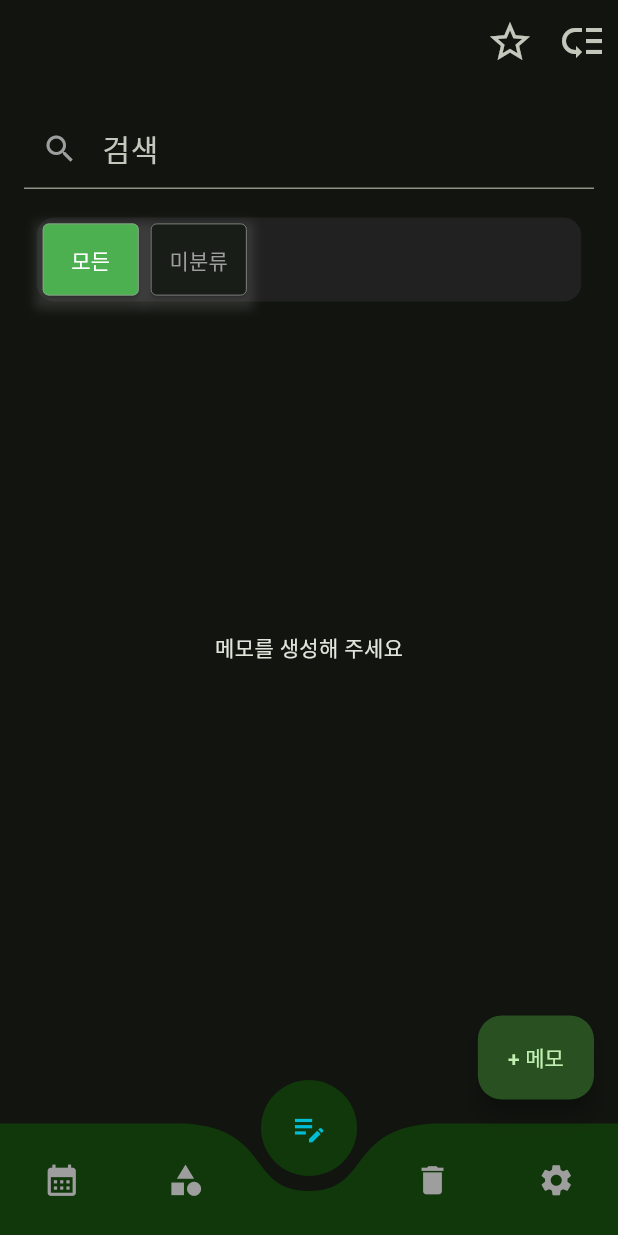
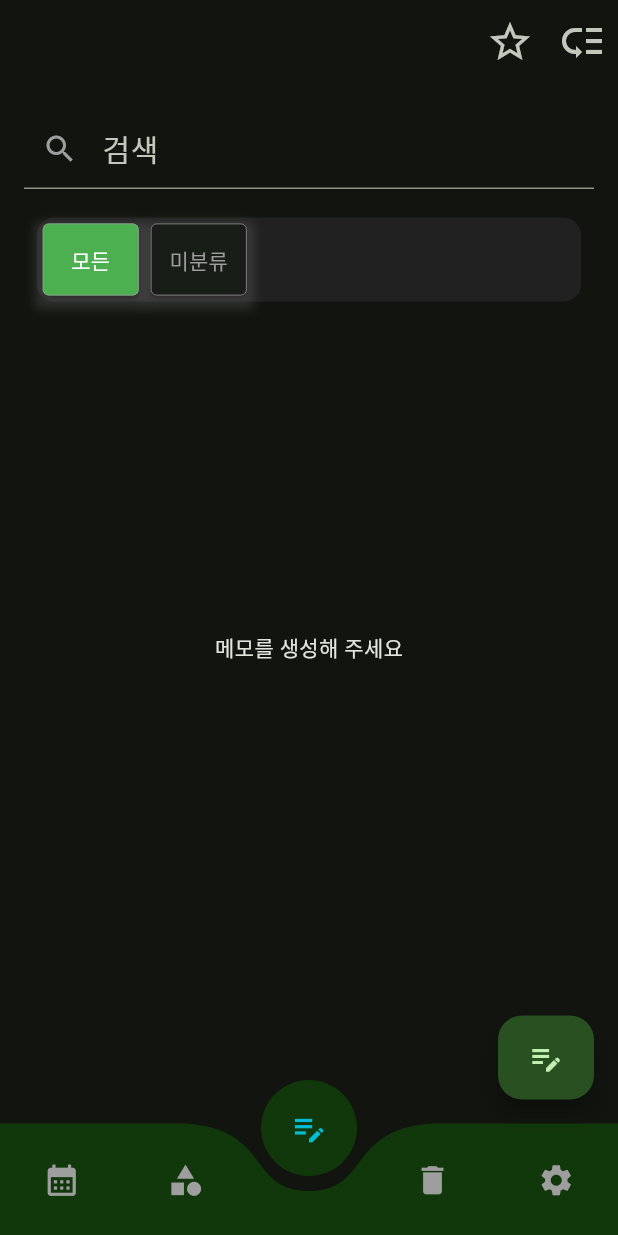
Before and after one commit to MinJaehyun/simple_note, a Flutter app: the MemoPage screen opened directly, on a phone screen of 412 x 824 dp. Run offline on Flutter 3.47's test engine with Material 3 defaults, Android fonts, the phone set to English and light mode, and no system bars; drawn by our look-alikes of curved_navigation_bar; our stand-ins replace flutter_dotenv, flutter_native_splash, get, google_mobile_ads, hive, hive_flutter and 4 more; missing offline and left inert: flutter_email_sender; accounts and stored records are empty; Roboto replaces fonts that are missing (pretendard); statements that could not run were skipped.

Commit message:
changed icon

```diff
--- a/lib/screens/calendar/s_calendar.dart
+++ b/lib/screens/calendar/s_calendar.dart
@@ -84,7 +84,7 @@ class _CalendarPageState extends State<CalendarPage> {
       child: Scaffold(
         floatingActionButton: FloatingActionButton.extended(
           onPressed: () => Get.to(const AddMemoPage()),
-          label: const Text('+ 메모'),
+          label: const Icon(Icons.edit_note_outlined),
         ),
         appBar: const PreferredSize(
           preferredSize: Size.fromHeight(100),
--- a/lib/screens/category/s_category.dart
+++ b/lib/screens/category/s_category.dart
@@ -48,7 +48,7 @@ class _CategoryPageState extends State<CategoryPage> {
       child: Scaffold(
         floatingActionButton: FloatingActionButton.extended(
           onPressed: () => showAddPopupDialog(context),
-          label: const Text('+ 범주'),
+          label: const Icon(Icons.edit_note_outlined),
         ),
         appBar: const PreferredSize(
           preferredSize: Size.fromHeight(100),
@@ -193,7 +193,7 @@ class _CategoryPageState extends State<CategoryPage> {
                                     actions: [
                                       TextButton(
                                         onPressed: () => Navigator.of(context).pop(true),
-                                        child: const Text("삭제"),
+                                        child: const Text("삭제",style: TextStyle(color: Colors.red)),
                                       ),
                                       TextButton(
                                         onPressed: () => Navigator.of(context).pop(false),
--- a/lib/screens/public/w_footer_navigation_bar.dart
+++ b/lib/screens/public/w_footer_navigation_bar.dart
@@ -51,7 +51,7 @@ class _FooterNavigationBarWidgetState extends State<FooterNavigationBarWidget> {
         // note: 범주
         buildIconButton(context, tooltip: "범주", icon: const Icon(Icons.category), index: 1, route: const CategoryPage()),
         // note: 모든 메모
-        buildIconButton(context, tooltip: "메모장", icon: const Icon(Icons.edit_note), index: 2, route: const MemoPage("모든")),
+        buildIconButton(context, tooltip: "메모장", icon: const Icon(Icons.edit_note_outlined), index: 2, route: const MemoPage("모든")),
         // note: 휴지통
         buildIconButton(context, tooltip: "휴지통", icon: const Icon(Icons.delete), index: 3, route: const TrashCanPage()),
         // note: 설정
--- a/lib/screens/s_memo.dart
+++ b/lib/screens/s_memo.dart
@@ -38,7 +38,7 @@ class _MemoPageState extends State<MemoPage> {
           return const AddMemoPage();
         }));
       },
-      label: const Text('+ 메모'),
+      label: Icon(Icons.edit_note_outlined),
     );
   }
 }
```
